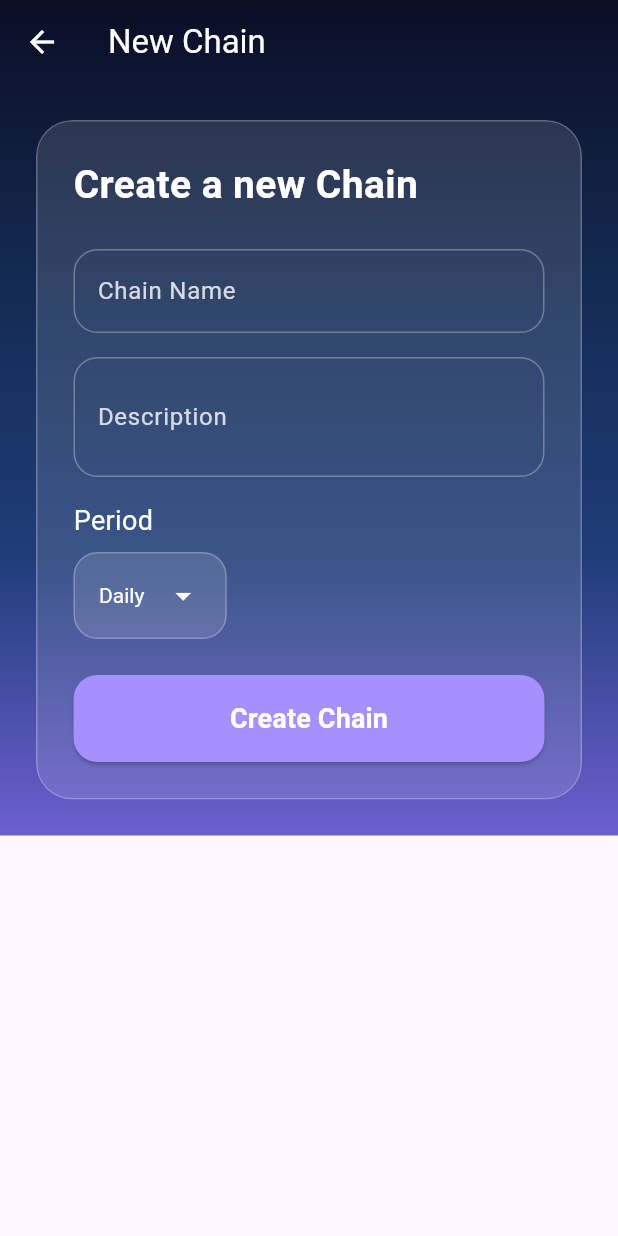
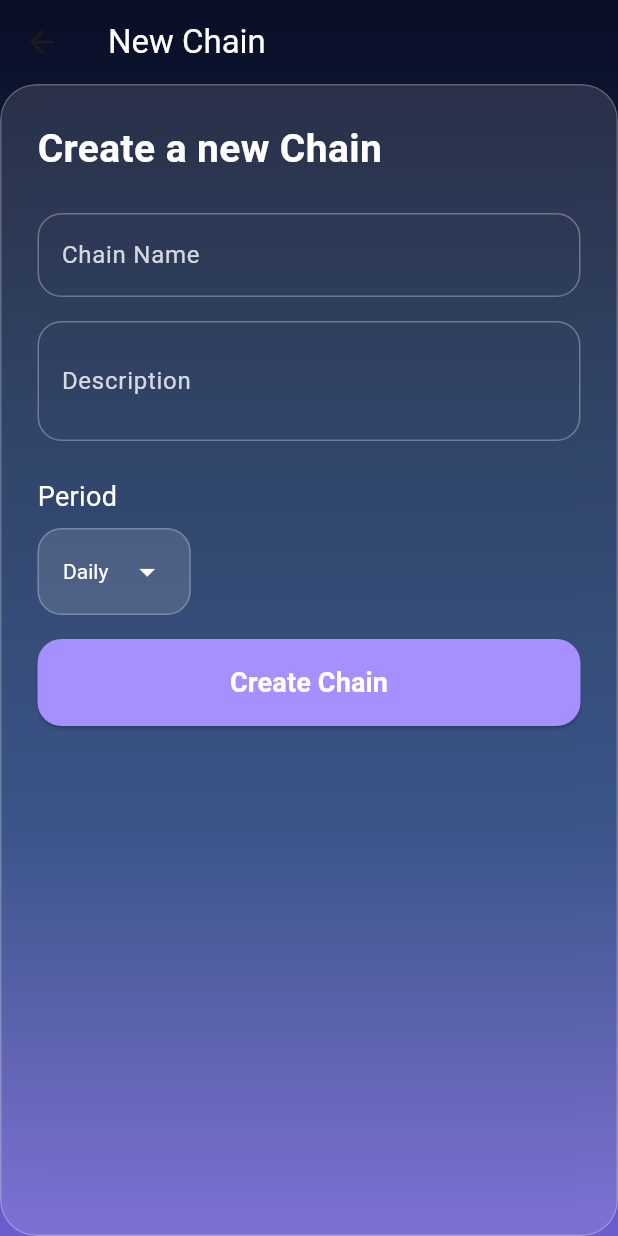
Before and after one commit to m-tokuc/chain_app, a Flutter app: the CreateChainScreen screen opened directly, on a phone screen of 412 x 824 dp. Run offline on Flutter 3.47's test engine with Material 3 defaults, Android fonts, the phone set to English and light mode, and no system bars; our stand-ins replace cloud_firestore, firebase_auth, firebase_core, google_sign_in; accounts and stored records are empty.

```diff
--- a/chainapp/lib/screens/create_chain_screen.dart
+++ b/chainapp/lib/screens/create_chain_screen.dart
@@ -17,7 +17,18 @@ class _CreateChainScreenState extends State<CreateChainScreen> {
   final descriptionController = TextEditingController();
 
   String selectedPeriod = "daily";
+  List<String> selectedDays = [];
   bool isLoading = false;
+
+  final List<String> weekDays = [
+    "Mon",
+    "Tue",
+    "Wed",
+    "Thu",
+    "Fri",
+    "Sat",
+    "Sun"
+  ];
 
   final ChainService _chainService = ChainService();
 
@@ -27,8 +38,13 @@ class _CreateChainScreenState extends State<CreateChainScreen> {
 
     if (name.isEmpty) {
       ScaffoldMessenger.of(context).showSnackBar(
-        const SnackBar(content: Text("Please enter a chain name")),
-      );
+          const SnackBar(content: Text("Please enter a chain name")));
+      return;
+    }
+
+    if (selectedPeriod == "weekly" && selectedDays.isEmpty) {
+      ScaffoldMessenger.of(context).showSnackBar(
+          const SnackBar(content: Text("Please select at least one day")));
       return;
     }
 
@@ -38,8 +54,7 @@ class _CreateChainScreenState extends State<CreateChainScreen> {
     if (userId == null) {
       setState(() => isLoading = false);
       ScaffoldMessenger.of(context).showSnackBar(
-        const SnackBar(content: Text("Error: User not logged in")),
-      );
+          const SnackBar(content: Text("Error: User not logged in")));
       return;
     }
 
@@ -47,20 +62,20 @@ class _CreateChainScreenState extends State<CreateChainScreen> {
       name: name,
       description: description.isEmpty ? "No description" : description,
       period: selectedPeriod,
-      members: [userId], // şimdilik sadece kendini ekliyoruz
+      members: [userId],
+      days: selectedPeriod == "weekly" ? selectedDays : [],
     );
+
     if (!mounted) return;
 
     setState(() => isLoading = false);
 
     if (chainId == null) {
       ScaffoldMessenger.of(context).showSnackBar(
-        const SnackBar(content: Text("Failed to create chain")),
-      );
+          const SnackBar(content: Text("Failed to create chain")));
       return;
     }
 
-    // 🔥 Firestore'dan inviteCode çek
     final snapshot = await FirebaseFirestore.instance
         .collection("chains")
         .doc(chainId)
@@ -70,14 +85,11 @@ class _CreateChainScreenState extends State<CreateChainScreen> {
 
     if (!mounted) return;
 
-    // 🔥 InviteCode ekranına git
     Navigator.pushReplacement(
       context,
       MaterialPageRoute(
-        builder: (_) => InviteCodeScreen(
-          chainId: chainId,
-          inviteCode: inviteCode,
-        ),
+        builder: (_) =>
+            InviteCodeScreen(chainId: chainId, inviteCode: inviteCode),
       ),
     );
   }
@@ -86,18 +98,15 @@ class _CreateChainScreenState extends State<CreateChainScreen> {
   Widget build(BuildContext context) {
     return Scaffold(
       extendBodyBehindAppBar: true,
+      extendBody: true,
       appBar: AppBar(
-        title: const Text(
-          "New Chain",
-          style: TextStyle(color: Colors.white),
-        ),
+        title: const Text("New Chain", style: TextStyle(color: Colors.white)),
         backgroundColor: Colors.transparent,
         elevation: 0,
-        iconTheme: const IconThemeData(color: Colors.white),
       ),
       body: Stack(
         children: [
-          // GRADIENT BACKGROUND
+          // 🔥 FULLSCREEN BACKGROUND
           Positioned.fill(
             child: Container(
               decoration: const BoxDecoration(
@@ -116,9 +125,29 @@ class _CreateChainScreenState extends State<CreateChainScreen> {
           ),
 
           SafeArea(
-            child: SingleChildScrollView(
-              padding: const EdgeInsets.all(24),
-              child: ClipRRect(
+            child: LayoutBuilder(
+              builder: (context, constraints) {
+                return SingleChildScrollView(
+                  child: ConstrainedBox(
+                    constraints: BoxConstraints(
+                      minHeight:
+                          constraints.maxHeight, // 🔥 Alt boşluğu yok eder
+                    ),
+                    child: IntrinsicHeight(
+                      child: _buildForm(),
+                    ),
+                  ),
+                );
+              },
+            ),
+          ),
+        ],
+      ),
+    );
+  }
+
+  Widget _buildForm() {
+    return ClipRRect(
       borderRadius: BorderRadius.circular(24),
       child: BackdropFilter(
         filter: ImageFilter.blur(sigmaX: 10, sigmaY: 10),
@@ -127,9 +156,7 @@ class _CreateChainScreenState extends State<CreateChainScreen> {
           decoration: BoxDecoration(
             color: Colors.white.withOpacity(0.12),
             borderRadius: BorderRadius.circular(24),
-                      border: Border.all(
-                        color: Colors.white.withOpacity(0.25),
-                      ),
+            border: Border.all(color: Colors.white.withOpacity(0.25)),
           ),
           child: Column(
             crossAxisAlignment: CrossAxisAlignment.start,
@@ -139,73 +166,87 @@ class _CreateChainScreenState extends State<CreateChainScreen> {
                 style: TextStyle(
                     fontSize: 26,
                     fontWeight: FontWeight.bold,
-                            color: Colors.white,
+                    color: Colors.white),
               ),
-                        ),
-
               const SizedBox(height: 24),
-
-                        // CHAIN NAME
               TextField(
                 controller: nameController,
                 style: const TextStyle(color: Colors.white),
                 decoration: _input("Chain Name"),
               ),
-
               const SizedBox(height: 16),
-
-                        // DESCRIPTION
               TextField(
                 controller: descriptionController,
                 style: const TextStyle(color: Colors.white),
                 maxLines: 2,
                 decoration: _input("Description"),
               ),
-
-                        const SizedBox(height: 16),
-
-                        // PERIOD DROPDOWN
-                        const Text(
-                          "Period",
-                          style: TextStyle(
-                            color: Colors.white,
-                            fontSize: 18,
-                          ),
-                        ),
+              const SizedBox(height: 24),
+              const Text("Period",
+                  style: TextStyle(color: Colors.white, fontSize: 18)),
               const SizedBox(height: 8),
-
               Container(
-                          padding: const EdgeInsets.symmetric(
-                              horizontal: 16, vertical: 4),
+                padding:
+                    const EdgeInsets.symmetric(horizontal: 16, vertical: 4),
                 decoration: BoxDecoration(
                   color: Colors.white.withOpacity(0.12),
                   borderRadius: BorderRadius.circular(16),
-                            border: Border.all(
-                              color: Colors.white.withOpacity(0.25),
-                            ),
+                  border: Border.all(color: Colors.white.withOpacity(0.25)),
                 ),
                 child: DropdownButton<String>(
                   value: selectedPeriod,
                   dropdownColor: Colors.black87,
-                            icon: const Icon(Icons.arrow_drop_down,
-                                color: Colors.white),
                   underline: Container(),
+                  icon: const Icon(Icons.arrow_drop_down, color: Colors.white),
                   style: const TextStyle(color: Colors.white),
                   items: const [
-                              DropdownMenuItem(
-                                  value: "daily", child: Text("Daily")),
-                              DropdownMenuItem(
-                                  value: "weekly", child: Text("Weekly")),
+                    DropdownMenuItem(value: "daily", child: Text("Daily")),
+                    DropdownMenuItem(value: "weekly", child: Text("Weekly")),
                   ],
                   onChanged: (value) {
-                              setState(() => selectedPeriod = value!);
+                    if (value == null) return;
+                    setState(() {
+                      selectedPeriod = value;
+                      if (selectedPeriod != "weekly") {
+                        selectedDays.clear();
+                      }
+                    });
                   },
                 ),
               ),
+              const SizedBox(height: 16),
+              if (selectedPeriod == "weekly") ...[
+                const Text("Select Days",
+                    style: TextStyle(color: Colors.white, fontSize: 16)),
+                const SizedBox(height: 8),
+                Wrap(
+                  spacing: 8,
+                  runSpacing: 8,
+                  children: weekDays.map((day) {
+                    final isSelected = selectedDays.contains(day);
 
+                    return ChoiceChip(
+                      label: Text(
+                        day,
+                        style: TextStyle(
+                          color: isSelected ? Colors.white : Colors.black87,
+                        ),
+                      ),
+                      selected: isSelected,
+                      selectedColor: const Color(0xFFA68FFF).withOpacity(0.9),
+                      backgroundColor: Colors.white.withOpacity(0.7),
+                      onSelected: (_) {
+                        setState(() {
+                          isSelected
+                              ? selectedDays.remove(day)
+                              : selectedDays.add(day);
+                        });
+                      },
+                    );
+                  }).toList(),
+                ),
                 const SizedBox(height: 24),
-
-                        // CREATE BUTTON
+              ],
               SizedBox(
                 width: double.infinity,
                 child: ElevatedButton(
@@ -214,31 +255,21 @@ class _CreateChainScreenState extends State<CreateChainScreen> {
                     backgroundColor: const Color(0xFFA68FFF),
                     padding: const EdgeInsets.symmetric(vertical: 16),
                     shape: RoundedRectangleBorder(
-                                borderRadius: BorderRadius.circular(16),
-                              ),
+                        borderRadius: BorderRadius.circular(16)),
                   ),
                   child: isLoading
-                                ? const CircularProgressIndicator(
-                                    color: Colors.white,
-                                  )
-                                : const Text(
-                                    "Create Chain",
+                      ? const CircularProgressIndicator(color: Colors.white)
+                      : const Text("Create Chain",
                           style: TextStyle(
                               fontSize: 18,
                               fontWeight: FontWeight.w600,
-                                      color: Colors.white,
+                              color: Colors.white)),
                 ),
               ),
-                          ),
-                        ),
+              const SizedBox(height: 8),
             ],
           ),
         ),
-                ),
-              ),
-            ),
-          ),
-        ],
       ),
     );
   }
@@ -247,13 +278,13 @@ class _CreateChainScreenState extends State<CreateChainScreen> {
     return InputDecoration(
       labelText: label,
       labelStyle: TextStyle(color: Colors.white.withOpacity(0.8)),
+      enabledBorder: OutlineInputBorder(
+        borderSide: BorderSide(color: Colors.white.withOpacity(0.3)),
+        borderRadius: BorderRadius.circular(16),
+      ),
       focusedBorder: OutlineInputBorder(
+        borderSide: const BorderSide(color: Colors.white, width: 1.5),
         borderRadius: BorderRadius.circular(16),
-        borderSide: const BorderSide(color: Colors.white, width: 1.5),
-      ),
-      enabledBorder: OutlineInputBorder(
-        borderRadius: BorderRadius.circular(16),
-        borderSide: BorderSide(color: Colors.white.withOpacity(0.3)),
       ),
     );
   }
```
Also changed, not shown: chainapp/lib/screens/join_chain_screen.dart (added, +245 -0 lines), chainapp/lib/services/chain_service.dart (+92 -34 lines). Lines whose indentation alone changed are shown as unchanged.
